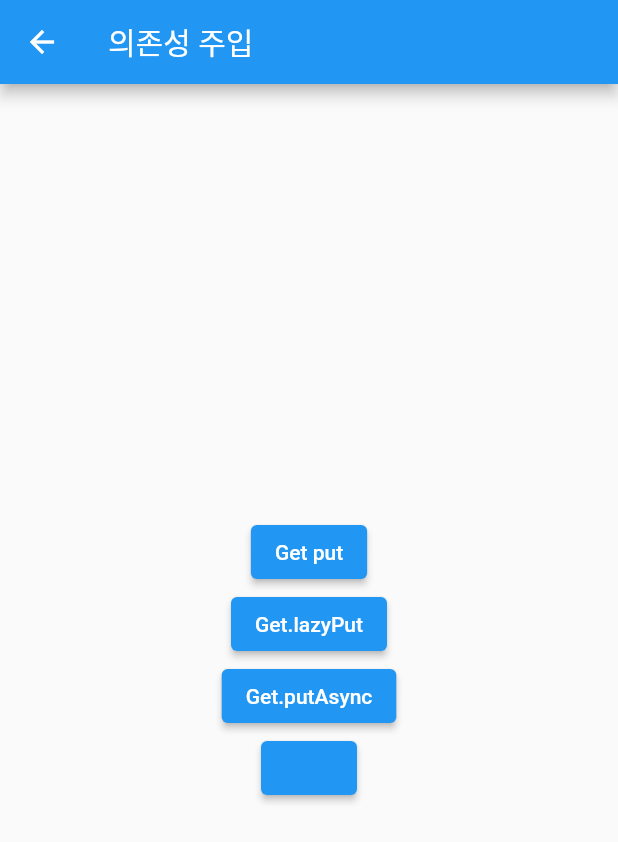
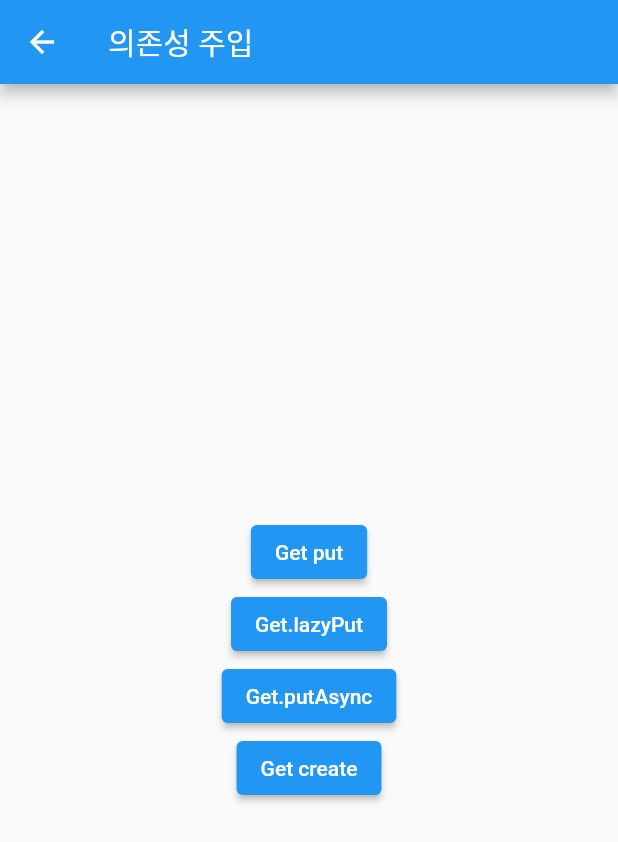
Before and after one commit to kwonsoonho/getX, a Flutter app: the screen it shows after launch, after a tap on "의존성 관리", on a phone screen of 412 x 824 dp. Shown: the top 842 px of the screen. Run offline on Flutter 3.47's test engine with Material 2 defaults, Android fonts, the phone set to English and light mode, and no system bars; our stand-ins replace get.

```diff
--- /dev/null
+++ b/lib/binding/binding_page.dart
@@ -0,0 +1,12 @@
+import 'package:get/get.dart';
+import 'package:testgetx/pages/controller/count_controller_with_getx.dart';
+
+class BindingPage_binding implements Bindings{
+  @override
+  void dependencies() {
+    // TODO: implement dependencies
+    Get.put(CountControllerWithGetX());
+
+  }
+
+}
--- a/lib/dependencys/dependencys_manage_page.dart
+++ b/lib/dependencys/dependencys_manage_page.dart
@@ -23,8 +23,7 @@ class DependencyManagePage extends StatelessWidget {
                   Get.to(
                     GetPut(),
                     binding: BindingsBuilder(() {
-                      Get.put(
-                          DependencyController()); // 페이지 전환 하면서 메모리에 올려주고 페이지가 닫힐 때 자동으로 삭제해준다.
+                      Get.put(DependencyController()); // 페이지 전환 하면서 메모리에 올려주고 페이지가 닫힐 때 자동으로 삭제해준다.
                     }),
                   );
                 },
@@ -34,7 +33,7 @@ class DependencyManagePage extends StatelessWidget {
                   Get.to(
                     GetLazyPut(), // 컨트롤러에 접근 할 때 메모리에 올린다.
                     binding: BindingsBuilder(() {
-                      Get.lazyPut(() => DependencyManagePage());
+                      Get.lazyPut<DependencyController>(() => DependencyController()); // <> 꼭 해줘야 한다.
                     }),
                   );
                 },
@@ -44,15 +43,25 @@ class DependencyManagePage extends StatelessWidget {
                   Get.to(
                     GetPut(),
                     binding: BindingsBuilder(() {
-                      Get.putAsync<DependencyController>(() async{ // 데이터를 받거나 가공할 때 사용 됨
-                        await Future.delayed(Duration(seconds: 3));
+                      Get.putAsync<DependencyController>(() async {
+                        // 데이터를 받거나 가공할 때 사용 됨, 로딩과정이 필요한경우
+                        await Future.delayed(Duration(seconds: 3)); // 여기에서 과정을 처리할 때 까지 기다림.
                         return DependencyController();
                       });
                     }),
                   );
                 },
                 child: Text("Get.putAsync")),
-            ElevatedButton(onPressed: () {}, child: Text("")),
+            ElevatedButton(
+                onPressed: () {
+                  Get.to(
+                    GetPut(),
+                    binding: BindingsBuilder(() {
+                      Get.create<DependencyController>(() => DependencyController()); // 실행될 때 마다 새로운 인스턴스를 생성한다.
+                    }),
+                  );
+                },
+                child: Text("Get create")),
           ],
         ),
       ),
--- a/lib/dependencys/get_put.dart
+++ b/lib/dependencys/get_put.dart
@@ -1,4 +1,7 @@
 import 'package:flutter/material.dart';
+import 'package:get/get.dart';
+
+import 'dependency_controller.dart';
 
 class GetPut extends StatelessWidget {
   const GetPut({Key? key}) : super(key: key);
@@ -7,6 +10,11 @@ class GetPut extends StatelessWidget {
   Widget build(BuildContext context) {
     return Scaffold(
       appBar: AppBar(),
+      body: ElevatedButton(
+          onPressed: () {
+            Get.find<DependencyController>().incress();
+          },
+          child: Text("")),
     );
   }
 }
--- a/lib/main.dart
+++ b/lib/main.dart
@@ -1,15 +1,26 @@
 import 'package:flutter/material.dart';
 import 'package:get/get.dart';
 import 'package:get/get_navigation/src/root/get_material_app.dart';
+import 'package:testgetx/binding/binding_page.dart';
+import 'package:testgetx/pages/bindingPage.dart';
+import 'package:testgetx/pages/controller/count_controller_with_getx.dart';
 import 'package:testgetx/pages/named/Next.dart';
 import 'package:testgetx/pages/named/SecondPage.dart';
 import 'package:testgetx/pages/named/UserPage.dart';
 import 'package:testgetx/pages/named/first.dart';
 import 'package:testgetx/src/srcHome.dart';
 
+import 'dependencys/dependency_controller.dart';
+
 void main() {
+  // initService()
   runApp(MyApp());
 }
+
+// void initService(){
+  // 이분분에 컨트롤러를 넣어 놓으면 창을 닫을 때 초기화 하지 않고 유지한다.
+  // Get.put(CountControllerWithGetX(),permanent: true);
+// }
 
 class MyApp extends StatelessWidget {
   // This widget is the root of your application.
@@ -28,11 +39,17 @@ class MyApp extends StatelessWidget {
       //   '/second' : (context) => NamedSecondPage(),
       // },
       getPages: [
-        GetPage(name: '/', page: ()=>HomeScreen(),transition: Transition.size ),
-        GetPage(name: '/first', page: ()=>NamedFirstPage(),transition: Transition.downToUp),
-        GetPage(name: '/second', page: ()=>NamedSecondPage(),transition: Transition.cupertinoDialog),
-        GetPage(name: '/next', page: ()=>NextPage(),transition: Transition.cupertinoDialog),
-        GetPage(name: '/user/:uid', page: ()=>UserPage(),transition: Transition.cupertinoDialog),
+        GetPage(name: '/', page: () => HomeScreen(), transition: Transition.size),
+        GetPage(name: '/first', page: () => NamedFirstPage(), transition: Transition.downToUp),
+        GetPage(name: '/second', page: () => NamedSecondPage(), transition: Transition.cupertinoDialog),
+        GetPage(name: '/next', page: () => NextPage(), transition: Transition.cupertinoDialog),
+        GetPage(name: '/user/:uid', page: () => UserPage(), transition: Transition.cupertinoDialog),
+        GetPage(
+          name: '/binding',
+          page: () => BindingPage(),
+          transition: Transition.cupertinoDialog,
+          binding: BindingPage_binding(),
+        )
       ],
     );
   }
--- a/lib/pages/controller/count_controller_with_getx.dart
+++ b/lib/pages/controller/count_controller_with_getx.dart
@@ -1,8 +1,11 @@
 import 'package:get/get.dart';
 
 class CountControllerWithGetX extends GetxController{
+  static CountControllerWithGetX get to => Get.find();
+
   int count = 0 ;
   int count1 = 0 ;
+  RxInt countRx = 0.obs;
 
   void increase(String id){
     if(id == "first"){
@@ -13,4 +16,8 @@ class CountControllerWithGetX extends GetxController{
       update([id]);
     }
   }
+
+  void increase1(){
+    countRx ++;
+  }
 }
--- a/lib/src/srcHome.dart
+++ b/lib/src/srcHome.dart
@@ -2,6 +2,7 @@ import 'package:flutter/material.dart';
 import 'package:get/get.dart';
 import 'package:testgetx/dependencys/dependencys_manage_page.dart';
 import 'package:testgetx/pages/ReactiveStateManagePage.dart';
+import 'package:testgetx/pages/getService.dart';
 import 'package:testgetx/pages/nomal/first.dart';
 import 'package:testgetx/pages/simple_state.dart';
 
@@ -58,6 +59,17 @@ class HomeScreen extends StatelessWidget {
                   Get.to(DependencyManagePage());
                 },
                 child: Text("의존성 관리")),
+            ElevatedButton(
+                onPressed: () {
+                  Get.toNamed("/binding");
+                  // Get.to(DependencyManagePage());
+                },
+                child: Text("바인딩")),
+            ElevatedButton(
+                onPressed: () {
+                  Get.to(GetxServicePage());
+                },
+                child: Text("GetxService")),
           ],
         ),
       ),
```
Also changed, not shown: lib/dependencys/get_lazyput.dart (+7 -5 lines), lib/pages/bindingPage.dart (added, +28 -0 lines), lib/pages/controller/Getxservicetest.dart (added, +14 -0 lines), lib/pages/getService.dart (added, +33 -0 lines).
